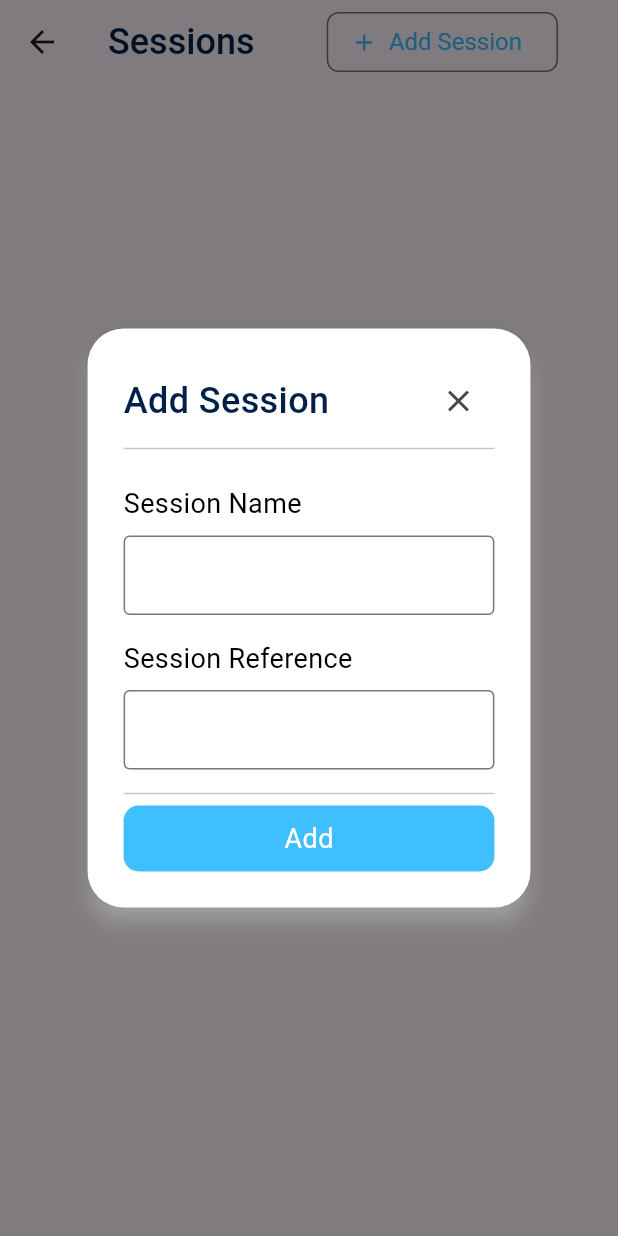
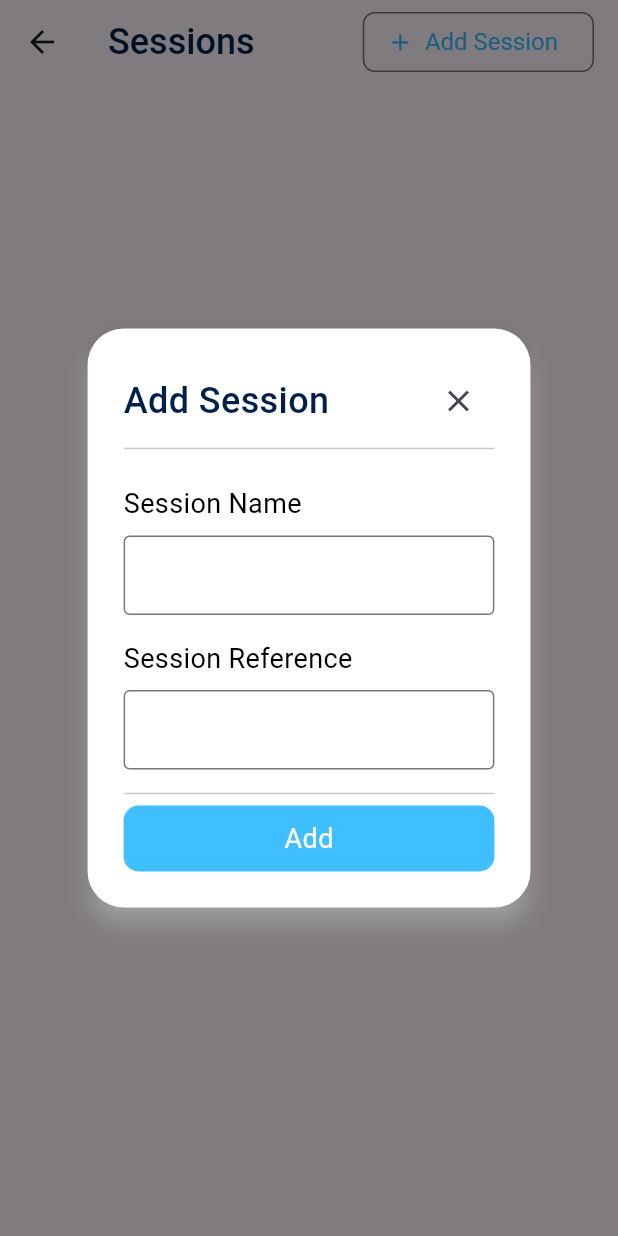
Before and after one commit to eslamfaisal/android-development-training, a Flutter app: the SessionScreen screen opened directly, after a tap on "Add Session", on a phone screen of 412 x 824 dp. Run offline on Flutter 3.47's test engine with Material 3 defaults, Android fonts, the phone set to English and light mode, and no system bars; our stand-ins replace cloud_firestore, dio, firebase_auth, firebase_core, get_it, shared_preferences; missing offline and left inert: dart:html, dart:js; accounts and stored records are empty.

Commit message:
improve sessions screen ui

```diff
--- a/training-dashboard/lib/screens/sessions/view/sessions_screen.dart
+++ b/training-dashboard/lib/screens/sessions/view/sessions_screen.dart
@@ -25,12 +25,13 @@ class SessionScreen extends StatelessWidget {
             centerTitle: false,
             actions: [
               Padding(
-                padding: const EdgeInsets.only(right: 40),
+                padding: const EdgeInsets.only(right: 16),
                 child: OutlinedButton.icon(
                   onPressed: () => _addSession(context, sessionsViewModel),
                   icon: const Icon(Icons.add),
                   label: normal16Text('Add Session', color: primaryColor),
                   style: ButtonStyle(
+                    fixedSize: MaterialStateProperty.all(Size.fromHeight(40)),
                       shape: MaterialStateProperty.all(RoundedRectangleBorder(
                           borderRadius: BorderRadius.circular(8))),
                       foregroundColor: MaterialStateProperty.all(primaryColor),
@@ -45,16 +46,16 @@ class SessionScreen extends StatelessWidget {
                   ? Center(child: stateText('There are no sessions yet'))
                   : ListView.separated(
                       padding: const EdgeInsets.symmetric(
-                          horizontal: 16, vertical: 16),
+                          horizontal: 8, vertical: 16),
                       itemCount: sessionsViewModel.sessions.length,
                       separatorBuilder: (context, index) {
-                        return const Divider();
+                        return  Container();
                       },
                       itemBuilder: (context, index) {
                         final session = sessionsViewModel.sessions[index];
                         return Padding(
                           padding: const EdgeInsets.symmetric(
-                              horizontal: 16, vertical: 8),
+                              horizontal: 0, vertical: 8),
                           child: SessionView(
                               session: session,
                               updateSession: () => _updateSession(context,session,sessionsViewModel),
```
Also changed, not shown: training-dashboard/lib/screens/sessions/view/session_view.dart (+20 -6 lines).
